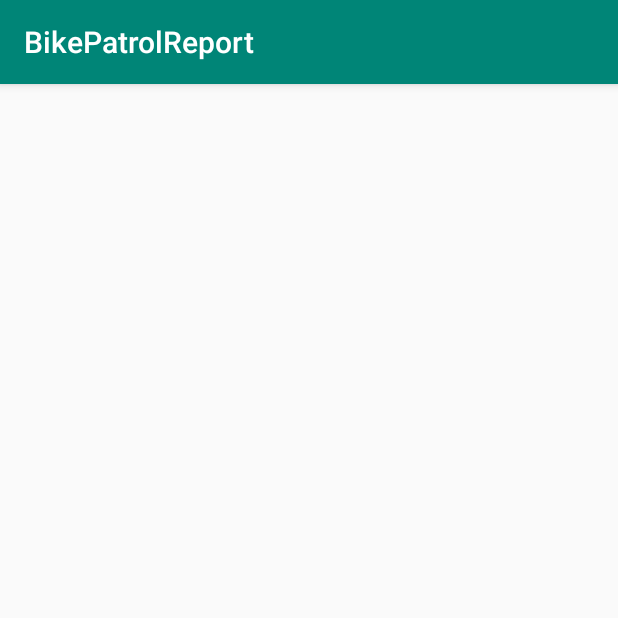
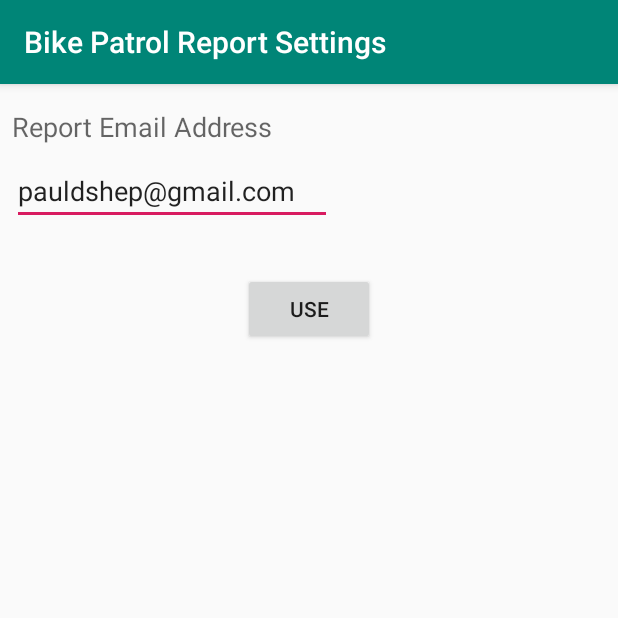
Before and after one commit to pauldshep/BikePatrolReport, an Android app: the screen it shows after launch (ActivityAppSettings), in the options menu, after a tap on "Settings", on a phone screen of 412 x 824 dp, the top half of it. Run offline under Robolectric (Android 15) with nearby library versions, the phone set to English and light mode, and no system bars.

Commit message:
updated gradle to 3.5.2, added ActivityAppSettings, and added user input lock switch,

```diff
--- a/app/src/main/java/com/sss/bikepatrolreport/ActivityAppSettings.java
+++ b/app/src/main/java/com/sss/bikepatrolreport/ActivityAppSettings.java
@@ -1,15 +1,63 @@
 package com.sss.bikepatrolreport;
 
+import android.content.SharedPreferences;
 import android.support.v7.app.AppCompatActivity;
 import android.os.Bundle;
+import android.view.View;
+import android.widget.Button;
+import android.widget.EditText;
+
+import static com.sss.bikepatrolreport.UtilSharedPreferences.CONFIG_EMAIL;
+import static com.sss.bikepatrolreport.UtilSharedPreferences.SEEN_NUM_HIKERS;
 
 public class ActivityAppSettings extends AppCompatActivity
 {
+    private UtilSharedPreferences mSharedPreference;
 
+    private EditText mEmailAddr;
+
+    /**
+     * Android Life cycle function onCreate
+     * @param savedInstanceState
+     */
     @Override
     protected void onCreate(Bundle savedInstanceState)
     {
         super.onCreate(savedInstanceState);
         setContentView(R.layout.activity_app_settings);
+        getSupportActionBar().setTitle(R.string.settings_action_bar_title);
+        mSharedPreference = new UtilSharedPreferences(getApplicationContext());
+
+        mEmailAddr = findViewById(R.id.et_email_addr);
+
+        Button btn_use = findViewById(R.id.btn_use_settings);
+        btn_use.setOnClickListener(new View.OnClickListener()
+        {
+            @Override
+            public void onClick(View view)
+            {
+                useAppSettings();
+            }
+        });
+
+        getAppSettings();
+    }   // end protected void onCreate(Bundle savedInstanceState)
+
+
+    /**
+     * Get general activity settings from shared preferences
+     */
+    private void getAppSettings()
+    {
+        mEmailAddr.setText(mSharedPreference.getString(CONFIG_EMAIL, "pauldshep@gmail.com"));
     }
-}
+
+    /**
+     * Saves the app current app settings defined in this dialog
+     */
+    private void useAppSettings()
+    {
+        mSharedPreference.putString(CONFIG_EMAIL, mEmailAddr.getText().toString());
+    }
+
+}   // end public class ActivityAppSettings extends AppCompatActivity
--- a/app/src/main/java/com/sss/bikepatrolreport/ActivityMain.java
+++ b/app/src/main/java/com/sss/bikepatrolreport/ActivityMain.java
@@ -8,9 +8,7 @@ import android.view.Menu;
 import android.view.MenuInflater;
 import android.view.MenuItem;
 import android.view.View;
-import android.widget.Button;
-import android.widget.EditText;
-import android.widget.Toast;
+import android.widget.*;
 
 import static com.sss.bikepatrolreport.UtilSharedPreferences.*;
 
@@ -34,6 +32,7 @@ public class ActivityMain extends AppCompatActivity
     private EditText mNumTrailWork;
 
     private UtilSharedPreferences mSharedPreference;
+    private boolean               mInputLocked;
 
 
     @Override
@@ -47,6 +46,7 @@ public class ActivityMain extends AppCompatActivity
         action_bar.setTitle(R.string.action_bar_title);
 
         mSharedPreference = new UtilSharedPreferences(getApplicationContext());
+        mInputLocked      = false;
 
         // number hikers
         mNumHikers          = findViewById(R.id.et_num_hikers);
@@ -348,6 +348,25 @@ public class ActivityMain extends AppCompatActivity
 
         });
 
+
+        // user input lock switch
+        Switch user_input_lock = findViewById(R.id.sw_lock_input);
+        user_input_lock.setOnCheckedChangeListener(new CompoundButton.OnCheckedChangeListener()
+        {
+            @Override
+            public void onCheckedChanged(CompoundButton compoundButton, boolean isChecked)
+            {
+                if(isChecked)
+                {
+                    mInputLocked = true;
+                }
+                else
+                {
+                    mInputLocked = false;
+                }
+            }
+        });
+
     }   // end onCreate()
 
 
@@ -491,6 +510,11 @@ public class ActivityMain extends AppCompatActivity
     {
         int int_val;
 
+        if(mInputLocked)
+        {
+            return;
+        }
+
         try
         {
             int_val = Integer.parseInt(editText.getText().toString());
--- a/app/src/main/java/com/sss/bikepatrolreport/UtilSharedPreferences.java
+++ b/app/src/main/java/com/sss/bikepatrolreport/UtilSharedPreferences.java
@@ -32,6 +32,9 @@ public class UtilSharedPreferences
     public final static String SERVICES_MECHANICAL     = "services_mechanical";
     public final static String SERVICES_FIRST_AID      = "services_first_aid";
     public final static String SERVICES_TRAIL_WORK     = "services_trail_work";
+
+    // general app configuration
+    public final static String CONFIG_EMAIL            = "config_email";
 
     private SharedPreferences        mSharedPreferences;
     private SharedPreferences.Editor mSharedPrefEditor;
--- a/app/src/main/res/layout/activity_app_settings.xml
+++ b/app/src/main/res/layout/activity_app_settings.xml
@@ -6,4 +6,34 @@
         android:layout_height="match_parent"
         tools:context=".ActivityAppSettings">
 
+    <TextView
+            android:id="@+id/tv_email_addr"
+            android:layout_width="wrap_content"
+            android:layout_height="wrap_content"
+            android:layout_marginStart="8dp"
+            android:layout_marginTop="16dp"
+            android:text="Report Email Address"
+            android:textAppearance="@style/TextAppearance.AppCompat.Medium"
+            app:layout_constraintStart_toStartOf="parent"
+            app:layout_constraintTop_toTopOf="parent" />
+    <EditText
+            android:id="@+id/et_email_addr"
+            android:layout_width="wrap_content"
+            android:layout_height="wrap_content"
+            android:layout_marginStart="8dp"
+            android:layout_marginTop="8dp"
+            android:ems="10"
+            android:inputType="textEmailAddress"
+            android:text="pauldshep@gmail.com"
+            app:layout_constraintStart_toStartOf="parent"
+            app:layout_constraintTop_toBottomOf="@+id/tv_email_addr" />
+    <Button
+            android:id="@+id/btn_use_settings"
+            android:layout_width="wrap_content"
+            android:layout_height="wrap_content"
+            android:layout_marginTop="32dp"
+            android:text="Use"
+            app:layout_constraintEnd_toEndOf="parent"
+            app:layout_constraintStart_toStartOf="parent"
+            app:layout_constraintTop_toBottomOf="@+id/et_email_addr" />
 </android.support.constraint.ConstraintLayout>
--- a/app/src/main/res/values/strings.xml
+++ b/app/src/main/res/values/strings.xml
@@ -42,4 +42,10 @@
     <string name="increment_char">+</string>
     <string name="decrement_char">-</string>
     <string name="zero">0</string>
+
+    <!-- APP Settings Activity -->
+    <string name="settings_action_bar_title">Bike Patrol Report Settings</string>
+    <string name="default_email_address">pauldshep@gmail.com</string>
+
+
 </resources>
--- a/build.gradle
+++ b/build.gradle
@@ -7,7 +7,7 @@ buildscript {
 
     }
     dependencies {
-        classpath 'com.android.tools.build:gradle:3.5.1'
+        classpath 'com.android.tools.build:gradle:3.5.2'
 
         // NOTE: Do not place your application dependencies here; they belong
         // in the individual module build.gradle files
```
Also changed, not shown: app/src/main/res/layout/activity_main.xml (+12 -3 lines).
